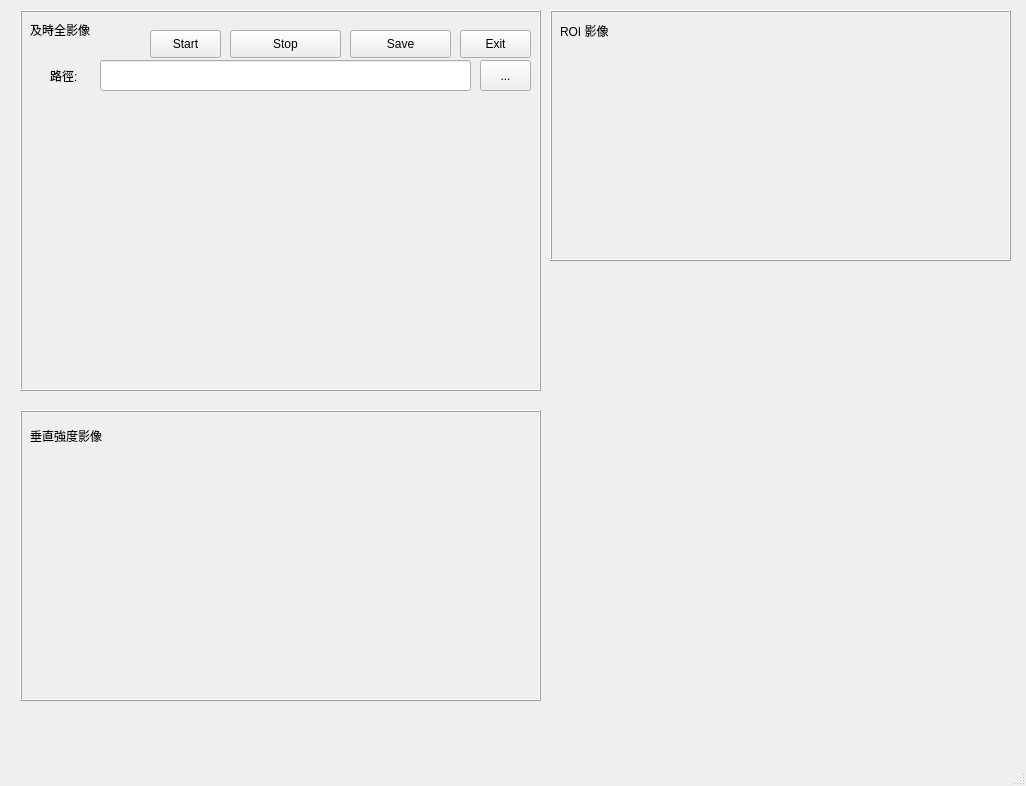
Before: the Qt Designer form test.ui in fatwinnie/PyQT-, drawn with Qt 5.
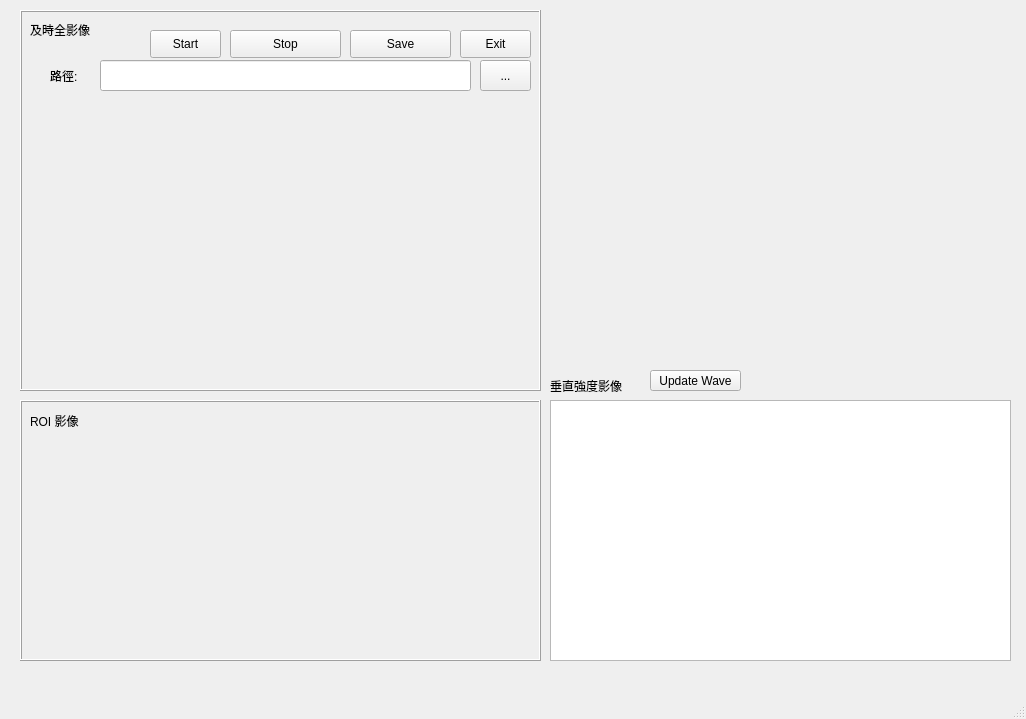
After: the same form once the commit is applied. Custom widgets are drawn as their Qt base class.

The edit to the form file:
```diff
--- a/test.ui
+++ b/test.ui
@@ -7,9 +7,9 @@
     <x>0</x>
     <y>0</y>
     <width>1026</width>
-    <height>786</height>
+    <height>719</height>
    </rect>
-  </property>DispCopyImg
+  </property>
   <property name="minimumSize">
    <size>
     <width>1026</width>
@@ -29,10 +29,10 @@
    <widget class="QFrame" name="ROIFm">
     <property name="geometry">
      <rect>
-      <x>550</x>
-      <y>10</y>
-      <width>461</width>
-      <height>251</height>
+      <x>20</x>
+      <y>400</y>
+      <width>521</width>
+      <height>261</height>
      </rect>
     </property>
     <property name="frameShape">
@@ -45,7 +45,7 @@
      <property name="geometry">
       <rect>
        <x>60</x>
-       <y>60</y>
+       <y>50</y>
        <width>351</width>
        <height>161</height>
       </rect>
@@ -71,51 +71,6 @@
      </property>
     </widget>
    </widget>
-   <widget class="QFrame" name="AnalyzeFm">
-    <property name="geometry">
-     <rect>
-      <x>20</x>
-      <y>410</y>
-      <width>521</width>
-      <height>291</height>
-     </rect>
-    </property>
-    <property name="frameShape">
-     <enum>QFrame::Box</enum>
-    </property>
-    <property name="frameShadow">
-     <enum>QFrame::Raised</enum>
-    </property>
-    <widget class="QLabel" name="DispCopyImg">
-     <property name="geometry">
-      <rect>
-       <x>70</x>
-       <y>60</y>
-       <width>411</width>
-       <height>216</height>
-      </rect>
-     </property>
-     <property name="text">
-      <string/>
-     </property>
-    </widget>
-    <widget class="QLabel" name="label_8">
-     <property name="geometry">
-      <rect>
-       <x>10</x>
-       <y>10</y>
-       <width>141</width>
-       <height>31</height>
-      </rect>
-     </property>
-     <property name="styleSheet">
-      <string notr="true">font: 12pt &quot;Calibri&quot;;</string>
-     </property>
-     <property name="text">
-      <string>垂直強度影像</string>
-     </property>
-    </widget>
-   </widget>
    <widget class="QFrame" name="FullFm">
     <property name="geometry">
      <rect>
@@ -258,6 +213,45 @@
      </property>
     </widget>
    </widget>
+   <widget class="PlotWidget" name="AvgPlot">
+    <property name="geometry">
+     <rect>
+      <x>550</x>
+      <y>400</y>
+      <width>461</width>
+      <height>261</height>
+     </rect>
+    </property>
+   </widget>
+   <widget class="QLabel" name="label_8">
+    <property name="geometry">
+     <rect>
+      <x>550</x>
+      <y>370</y>
+      <width>111</width>
+      <height>31</height>
+     </rect>
+    </property>
+    <property name="styleSheet">
+     <string notr="true">font: 12pt &quot;Calibri&quot;;</string>
+    </property>
+    <property name="text">
+     <string>垂直強度影像</string>
+    </property>
+   </widget>
+   <widget class="QPushButton" name="btnUpdate">
+    <property name="geometry">
+     <rect>
+      <x>650</x>
+      <y>370</y>
+      <width>91</width>
+      <height>21</height>
+     </rect>
+    </property>
+    <property name="text">
+     <string>Update Wave</string>
+    </property>
+   </widget>
   </widget>
   <widget class="QMenuBar" name="menubar">
    <property name="geometry">
@@ -271,6 +265,13 @@
   </widget>
   <widget class="QStatusBar" name="statusbar"/>
  </widget>
+ <customwidgets>
+  <customwidget>
+   <class>PlotWidget</class>
+   <extends>QGraphicsView</extends>
+   <header>pyqtgraph</header>
+  </customwidget>
+ </customwidgets>
  <resources/>
  <connections/>
 </ui>
```
Left out of the diff: 3 changed lines with no effect on the pictures.
